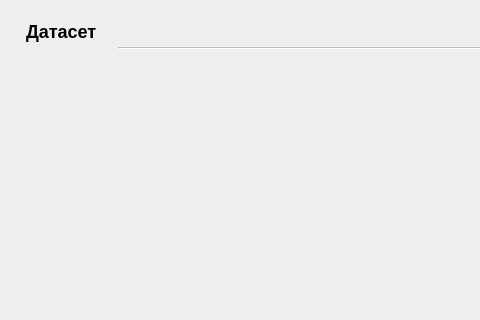
The window that src/interface_module/uis/tabs/dataset_tab.ui (b1t0nese/MacLearn) describes before a commit, drawn with Qt 5; both pictures show x 0 to 480 and y 0 to 320 of the 760 by 500 pixel window.
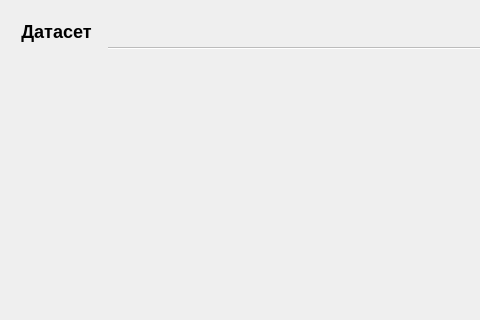
The same window after the commit.

Commit message: funcs update, notifications and dataset statistics

The edit to the form file:
```diff
--- a/src/interface_module/uis/tabs/dataset_tab.ui
+++ b/src/interface_module/uis/tabs/dataset_tab.ui
@@ -14,7 +14,7 @@
    <item>
     <layout class="QHBoxLayout" name="header_layout">
      <item>
-      <widget class="QLabel" name="label_title">
+     <widget class="QPushButton" name="label_title">
        <property name="sizePolicy">
         <sizepolicy hsizetype="Fixed" vsizetype="Fixed">
          <horstretch>0</horstretch>
@@ -22,11 +22,33 @@
         </sizepolicy>
        </property>
        <property name="styleSheet">
-        <string notr="true">font-size: 18px; font-weight: bold; padding: 10px;</string>
+       <string notr="true">
+QPushButton {
+    font-size: 18px; 
+    font-weight: bold; 
+    padding: 10px;
+    border: none;
+    background-color: transparent;
+    color: palette(text);
+}
+QPushButton:hover {
+    color: palette(highlight);
+    text-decoration: underline;
+}
+QPushButton:pressed {
+    color: palette(dark);
+}
+       </string>
        </property>
        <property name="text">
         <string>Датасет</string>
        </property>
+      <property name="flat">
+       <bool>true</bool>
+      </property>
+      <property name="cursor">
+       <cursorShape>PointingHandCursor</cursorShape>
+      </property>
       </widget>
      </item>
      <item>
```
Lines whose indentation alone changed are shown as unchanged. The commit also changes 7 other files.
